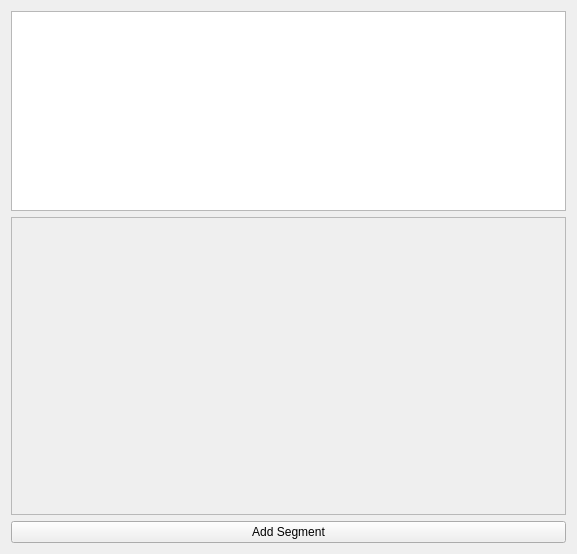
This is pylen_clen_ui.ui in bmoniey/pylen as Qt 5 draws it before an edit. The edited form follows.
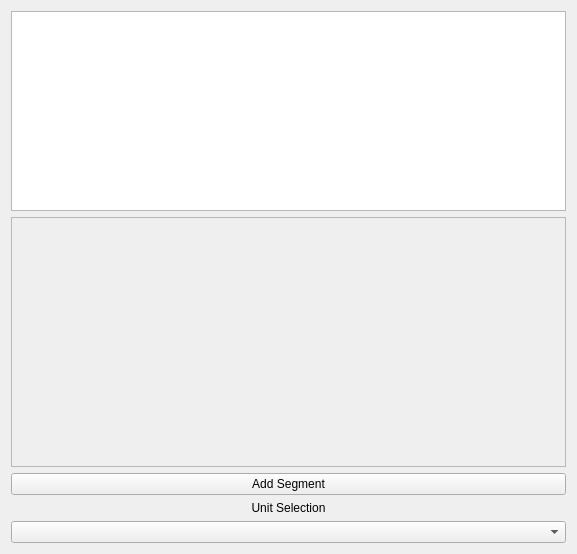
This is the edited form.

Commit message: Version 1.2.0 -added support for units and displaying the results in various units -moved file paths exclusivly to the settings.object -updates to the UI's for controlling the units

```diff
--- a/pylen_clen_ui.ui
+++ b/pylen_clen_ui.ui
@@ -44,7 +44,7 @@
         <x>0</x>
         <y>0</y>
         <width>557</width>
-        <height>299</height>
+        <height>254</height>
        </rect>
       </property>
       <layout class="QVBoxLayout" name="verticalLayout"/>
@@ -58,6 +58,23 @@
      </property>
     </widget>
    </item>
+   <item>
+    <widget class="QLabel" name="label">
+     <property name="text">
+      <string>Unit Selection</string>
+     </property>
+     <property name="alignment">
+      <set>Qt::AlignCenter</set>
+     </property>
+    </widget>
+   </item>
+   <item>
+    <widget class="QComboBox" name="comboBoxUnits">
+     <property name="currentText">
+      <string/>
+     </property>
+    </widget>
+   </item>
   </layout>
  </widget>
  <resources/>
```
The commit also changes 8 other files.
